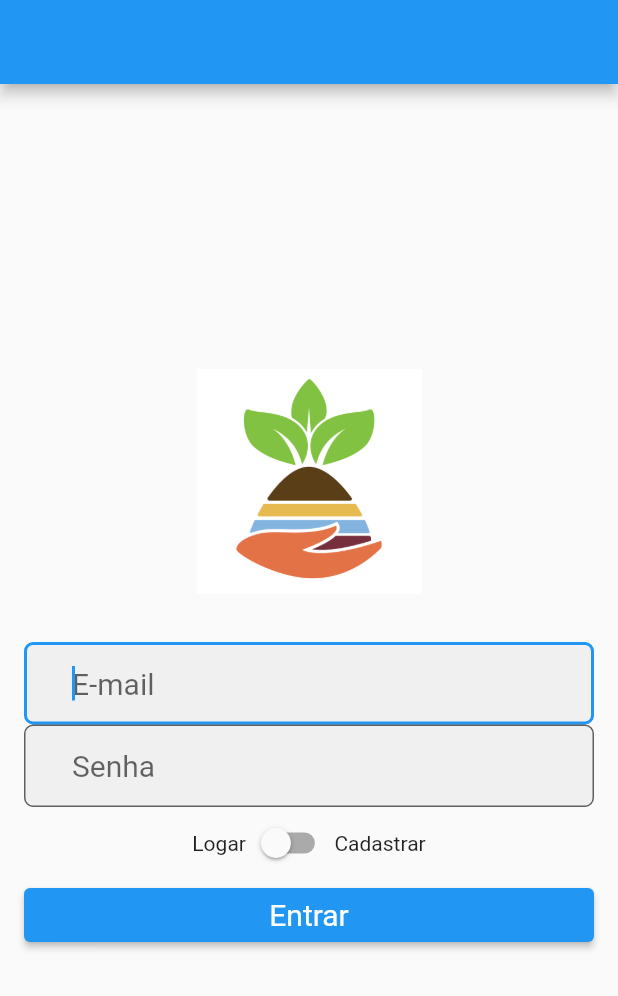
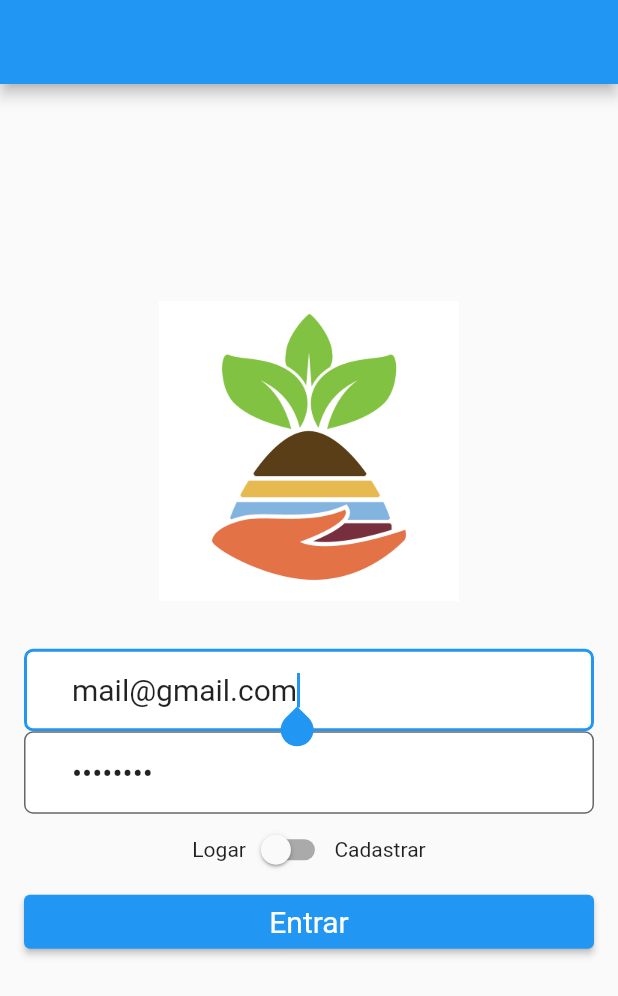
Before and after one commit to gabrielhsribeiro/Mobile_Engineering, a Flutter app: the screen it shows after launch, after a tap on "Entrar", on a phone screen of 412 x 824 dp. Shown: the top 996 px of the screen. Run offline on Flutter 3.47's test engine with Material 2 defaults, Android fonts, the phone set to English and light mode, and no system bars; our stand-ins replace firebase_auth, firebase_core; accounts and stored records are empty; network calls fail.

Commit message:
desenvolvimento da tela de login/cadastro

```diff
--- a/analysis_options.yaml
+++ b/analysis_options.yaml
@@ -7,9 +7,9 @@
 
 # The following line activates a set of recommended lints for Flutter apps,
 # packages, and plugins designed to encourage good coding practices.
-include: package:flutter_lints/flutter.yaml
+# include: package:flutter_lints/flutter.yaml
 
-linter:
+# linter:
   # The lint rules applied to this project can be customized in the
   # section below to disable rules from the `package:flutter_lints/flutter.yaml`
   # included above or to enable additional rules. A list of all available lints
@@ -21,7 +21,7 @@ linter:
   # or a specific dart file by using the `// ignore: name_of_lint` and
   # `// ignore_for_file: name_of_lint` syntax on the line or in the file
   # producing the lint.
-  rules:
+  # rules:
     # avoid_print: false  # Uncomment to disable the `avoid_print` rule
     # prefer_single_quotes: true  # Uncomment to enable the `prefer_single_quotes` rule
 
--- a/lib/Home.dart
+++ /dev/null
@@ -1,87 +0,0 @@
-import 'package:flutter/material.dart';
-
-class Home extends StatefulWidget {
-  const Home({Key? key}) : super(key: key);
-
-  @override
-  State<Home> createState() => _HomeState();
-}
-
-class _HomeState extends State<Home> {
-  bool _cadastrar = false;
-
-  @override
-  Widget build(BuildContext context) {
-    final ButtonStyle style =
-        ElevatedButton.styleFrom(textStyle: const TextStyle(fontSize: 20));
-    return Scaffold(
-      appBar: AppBar(
-        title: const Text(""),
-      ),
-      body: Container(
-        padding: const EdgeInsets.all(16),
-        child: Center(
-          child: SingleChildScrollView(
-            child: Column(
-              crossAxisAlignment: CrossAxisAlignment.stretch,
-              children: <Widget>[
-                Padding(
-                  padding: const EdgeInsets.only(bottom: 32),
-                  child: Image.asset(
-                    "images/logo_only.jpg",
-                    width: 200,
-                    height: 150,
-                  ),
-                ),
-                TextField(
-                  autofocus: true,
-                  keyboardType: TextInputType.emailAddress,
-                  style: const TextStyle(fontSize: 20),
-                  decoration: InputDecoration(
-                      contentPadding: const EdgeInsets.fromLTRB(32, 16, 32, 16),
-                      hintText: "E-mail",
-                      filled: true,
-                      border: OutlineInputBorder(
-                          borderRadius: BorderRadius.circular(6))),
-                ),
-                TextField(
-                  obscureText: true,
-                  keyboardType: TextInputType.text,
-                  style: const TextStyle(fontSize: 20),
-                  decoration: InputDecoration(
-                      contentPadding: const EdgeInsets.fromLTRB(32, 16, 32, 16),
-                      hintText: "Senha",
-                      filled: true,
-                      border: OutlineInputBorder(
-                          borderRadius: BorderRadius.circular(6))),
-                ),
-                Row(
-                  mainAxisAlignment: MainAxisAlignment.center,
-                  children: <Widget>[
-                    const Text("Logar"),
-                    Switch(
-                      value: _cadastrar,
-                      onChanged: (bool valor) {
-                        setState(() {
-                          _cadastrar = valor;
-                        });
-                      },
-                    ),
-                    const Text("Cadastrar"),
-                  ],
-                ),
-                ElevatedButton(
-                  style: style,
-                  onPressed: () {},
-                  child: const Text(
-                    "Entrar",
-                  ),
-                )
-              ],
-            ),
-          ),
-        ),
-      ),
-    );
-  }
-}
--- a/lib/main.dart
+++ b/lib/main.dart
@@ -1,7 +1,10 @@
+import 'package:firebase_core/firebase_core.dart';
 import 'package:flutter/material.dart';
-import 'package:mobile_engineering_project/Home.dart';
+import 'package:mobile_engineering_project/views/Home.dart';
 
-void main() {
+void main() async {
+  WidgetsFlutterBinding.ensureInitialized();
+  await Firebase.initializeApp();
   runApp(const MaterialApp(
     title: 'Minha aplicaçâo',
     home: Home(),
--- /dev/null
+++ b/lib/models/Usuario.dart
@@ -0,0 +1,34 @@
+class Usuario {
+  String? _idUsuario;
+  String? _nome;
+  String? _email;
+  String? _senha;
+
+  Usuario();
+
+  Map<String, dynamic> toMap() {
+    Map<String, dynamic> map = {
+      "idUsuario": idUsuario,
+      "nome": nome,
+      "email": email
+    };
+
+    return map;
+  }
+
+  get idUsuario => _idUsuario;
+
+  set idUsuario(value) => _idUsuario = value;
+
+  get nome => _nome;
+
+  set nome(value) => _nome = value;
+
+  get email => _email;
+
+  set email(value) => _email = value;
+
+  get senha => _senha;
+
+  set senha(value) => _senha = value;
+}
--- /dev/null
+++ b/lib/views/Home.dart
@@ -0,0 +1,152 @@
+import 'package:flutter/material.dart';
+import 'package:mobile_engineering_project/models/Usuario.dart';
+import 'package:mobile_engineering_project/views/InputCustomizado.dart';
+import 'package:firebase_auth/firebase_auth.dart';
+
+class Home extends StatefulWidget {
+  const Home({Key? key}) : super(key: key);
+
+  @override
+  State<Home> createState() => _HomeState();
+}
+
+class _HomeState extends State<Home> {
+  // ignore: prefer_final_fields
+  TextEditingController _controllerEmail =
+      TextEditingController(text: 'mail@gmail.com');
+  // ignore: prefer_final_fields
+  TextEditingController _controllerSenha =
+      TextEditingController(text: "12234567");
+
+  bool _cadastrar = false;
+
+  String _mensagemErro = "";
+  String _textoBotao = "Entrar";
+
+  _cadastrarUsuario(Usuario usuario) {
+    FirebaseAuth auth = FirebaseAuth.instance;
+    auth
+        .createUserWithEmailAndPassword(
+            email: usuario.email, password: usuario.senha)
+        .then((firebaseUser) {});
+  }
+
+  _logarUsuario(Usuario usuario) {
+    FirebaseAuth auth = FirebaseAuth.instance;
+
+    auth
+        .signInWithEmailAndPassword(
+            email: usuario.email, password: usuario.senha)
+        // ignore: non_constant_identifier_names
+        .then((FirebaseUser) {});
+  }
+
+  // ignore: unused_element
+  _validarCampos() {
+    String email = _controllerEmail.text;
+    String senha = _controllerSenha.text;
+
+    if (email.isNotEmpty && email.contains("@")) {
+      // ignore: prefer_is_empty
+      if (senha.isNotEmpty && senha.length > 0) {
+        Usuario usuario = Usuario();
+        usuario.email = email;
+        usuario.senha = senha;
+
+        if (_cadastrar) {
+          _cadastrarUsuario(usuario);
+        } else {
+          _logarUsuario(usuario);
+        }
+      } else {
+        setState(() {
+          _mensagemErro = "Preencha a senha! digite mais 6 caracteres";
+        });
+      }
+    } else {
+      setState(() {
+        _mensagemErro = "Preencha o E-mail válido";
+      });
+    }
+  }
+
+  @override
+  Widget build(BuildContext context) {
+    final ButtonStyle style =
+        ElevatedButton.styleFrom(textStyle: const TextStyle(fontSize: 20));
+    return Scaffold(
+      appBar: AppBar(
+        title: const Text(""),
+      ),
+      body: Container(
+        padding: const EdgeInsets.all(16),
+        child: Center(
+          child: SingleChildScrollView(
+            child: Column(
+              crossAxisAlignment: CrossAxisAlignment.stretch,
+              children: <Widget>[
+                Padding(
+                  padding: const EdgeInsets.only(bottom: 32),
+                  child: Image.asset(
+                    "images/logo_only.jpg",
+                    width: 300,
+                    height: 200,
+                  ),
+                ),
+                InputCustomizado(
+                  controller: _controllerEmail,
+                  hint: "E-mail",
+                  autofocus: true,
+                  type: TextInputType.emailAddress,
+                ),
+                InputCustomizado(
+                  controller: _controllerSenha,
+                  hint: "Senha",
+                  obscure: true,
+                ),
+                Row(
+                  mainAxisAlignment: MainAxisAlignment.center,
+                  children: <Widget>[
+                    const Text("Logar"),
+                    Switch(
+                      value: _cadastrar,
+                      onChanged: (bool valor) {
+                        setState(() {
+                          _cadastrar = valor;
+                          _textoBotao = "Entrar";
+                          if (_cadastrar) {
+                            _textoBotao = "Cadastrar";
+                          }
+                        });
+                      },
+                    ),
+                    const Text("Cadastrar"),
+                  ],
+                ),
+                ElevatedButton(
+                  style: style,
+                  onPressed: () {
+                    _validarCampos();
+                  },
+                  child: Text(
+                    _textoBotao,
+                  ),
+                ),
+                Padding(
+                  padding: const EdgeInsets.only(top: 20),
+                  child: Text(
+                    _mensagemErro,
+                    style: const TextStyle(
+                        fontSize: 18,
+                        fontWeight: FontWeight.bold,
+                        color: Colors.red),
+                  ),
+                )
+              ],
+            ),
+          ),
+        ),
+      ),
+    );
+  }
+}
--- /dev/null
+++ b/lib/views/InputCustomizado.dart
@@ -0,0 +1,38 @@
+import 'package:flutter/material.dart';
+
+class InputCustomizado extends StatelessWidget {
+  const InputCustomizado(
+      {Key? key,
+      required this.controller,
+      required this.hint,
+      this.obscure = false,
+      this.autofocus = false,
+      this.type = TextInputType.text})
+      : super(key: key);
+
+  final TextEditingController controller;
+  final String hint;
+  final bool obscure;
+  final bool autofocus;
+  final TextInputType type;
+
+  @override
+  Widget build(BuildContext context) {
+    return TextField(
+      controller: controller,
+      obscureText: obscure,
+      autofocus: autofocus,
+      keyboardType: type,
+      style: const TextStyle(fontSize: 20),
+      decoration: InputDecoration(
+        contentPadding: const EdgeInsets.fromLTRB(32, 16, 32, 16),
+        hintText: hint,
+        filled: true,
+        fillColor: Colors.white,
+        border: OutlineInputBorder(
+          borderRadius: BorderRadius.circular(6),
+        ),
+      ),
+    );
+  }
+}
```
Also changed, not shown: pubspec.lock, 1 other file.
